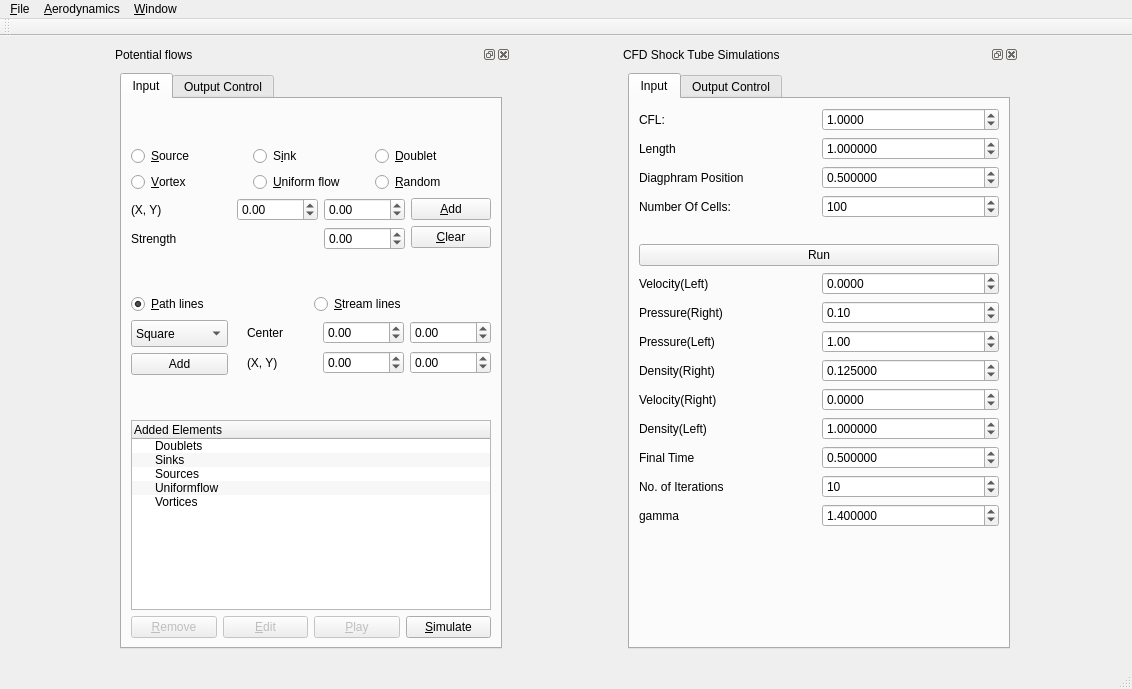
Old version of the form ui/mainwindow.ui in the repository devakumar/EduAerospace.
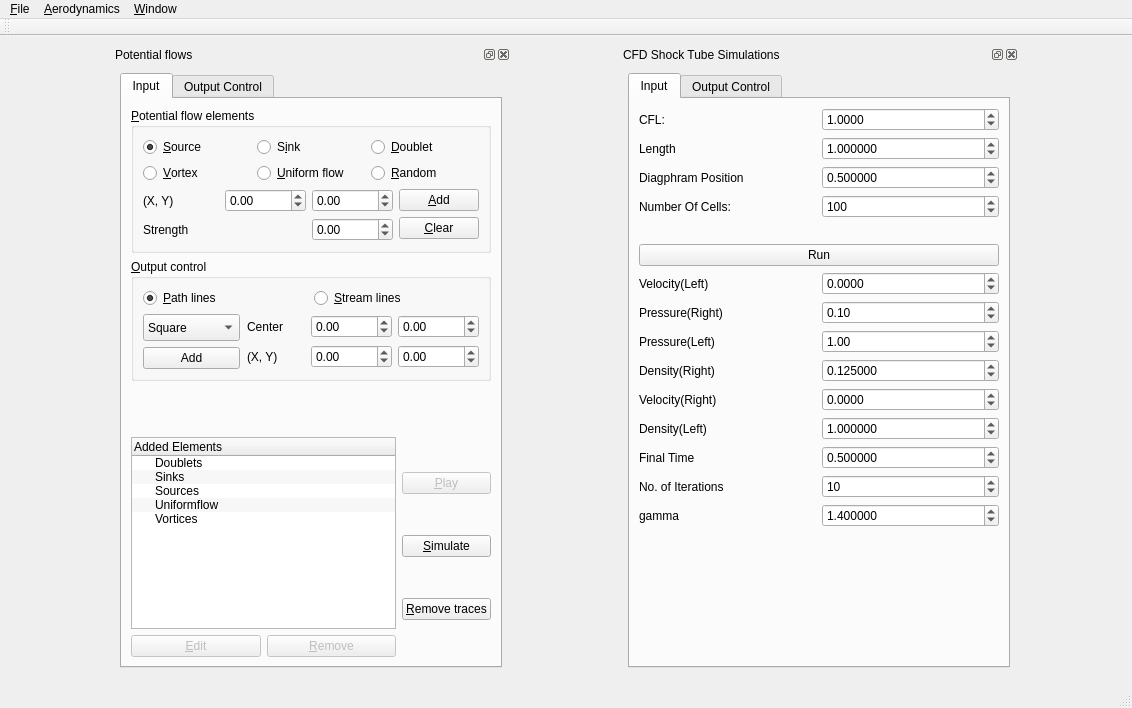
New version of the form.

Commit message: Option to clear all the tracers. Kept input and output things in a group box

Patch:
```diff
--- a/ui/mainwindow.ui
+++ b/ui/mainwindow.ui
@@ -10,7 +10,7 @@
     <x>0</x>
     <y>0</y>
     <width>1132</width>
-    <height>689</height>
+    <height>708</height>
    </rect>
   </property>
   <property name="sizePolicy">
@@ -125,18 +125,13 @@
              </attribute>
              <layout class="QVBoxLayout" name="verticalLayout">
               <item>
-               <spacer name="verticalSpacer_4">
-                <property name="orientation">
-                 <enum>Qt::Vertical</enum>
+               <widget class="QGroupBox" name="groupBox_2">
+                <property name="title">
+                 <string>&amp;Potential flow elements</string>
                 </property>
-                <property name="sizeHint" stdset="0">
-                 <size>
-                  <width>20</width>
-                  <height>40</height>
-                 </size>
-                </property>
-               </spacer>
-              </item>
+                <layout class="QHBoxLayout" name="horizontalLayout_10">
+                 <item>
+                  <layout class="QVBoxLayout" name="verticalLayout_13">
               <item>
                <layout class="QVBoxLayout" name="verticalLayout_5">
                 <item>
@@ -333,19 +328,19 @@
                 </item>
                </layout>
               </item>
+                  </layout>
+                 </item>
+                </layout>
+               </widget>
+              </item>
               <item>
-               <spacer name="verticalSpacer_3">
-                <property name="orientation">
-                 <enum>Qt::Vertical</enum>
+               <widget class="QGroupBox" name="groupBox_3">
+                <property name="title">
+                 <string>&amp;Output control</string>
                 </property>
-                <property name="sizeHint" stdset="0">
-                 <size>
-                  <width>20</width>
-                  <height>40</height>
-                 </size>
-                </property>
-               </spacer>
-              </item>
+                <layout class="QHBoxLayout" name="horizontalLayout_11">
+                 <item>
+                  <layout class="QVBoxLayout" name="verticalLayout_14">
               <item>
                <layout class="QHBoxLayout" name="horizontalLayout_7">
                 <item>
@@ -546,6 +541,11 @@
                 </item>
                </layout>
               </item>
+                  </layout>
+                 </item>
+                </layout>
+               </widget>
+              </item>
               <item>
                <spacer name="verticalSpacer">
                 <property name="orientation">
@@ -560,6 +560,10 @@
                </spacer>
               </item>
               <item>
+               <layout class="QHBoxLayout" name="horizontalLayout_9">
+                <item>
+                 <layout class="QVBoxLayout" name="verticalLayout_12">
+                  <item>
                <widget class="QTreeWidget" name="treeWidget_potElements">
                 <property name="tabKeyNavigation">
                  <bool>true</bool>
@@ -601,16 +605,6 @@
               </item>
               <item>
                <layout class="QHBoxLayout" name="horizontalLayout_4">
-                <item>
-                 <widget class="QPushButton" name="pushButton_Remove">
-                  <property name="enabled">
-                   <bool>false</bool>
-                  </property>
-                  <property name="text">
-                   <string>&amp;Remove</string>
-                  </property>
-                 </widget>
-                </item>
                 <item>
                  <widget class="QPushButton" name="pushButton_Edit">
                   <property name="enabled">
@@ -622,6 +616,22 @@
                  </widget>
                 </item>
                 <item>
+                     <widget class="QPushButton" name="pushButton_Remove">
+                      <property name="enabled">
+                       <bool>false</bool>
+                      </property>
+                      <property name="text">
+                       <string>&amp;Remove</string>
+                      </property>
+                     </widget>
+                    </item>
+                   </layout>
+                  </item>
+                 </layout>
+                </item>
+                <item>
+                 <layout class="QVBoxLayout" name="verticalLayout_11">
+                  <item>
                  <widget class="QPushButton" name="pushButton_toggleSimulation">
                   <property name="enabled">
                    <bool>false</bool>
@@ -638,6 +648,15 @@
                   </property>
                  </widget>
                 </item>
+                  <item>
+                   <widget class="QPushButton" name="pushButton_potRemoveTracers">
+                    <property name="text">
+                     <string>&amp;Remove traces</string>
+                    </property>
+                   </widget>
+                  </item>
+                 </layout>
+                </item>
                </layout>
               </item>
              </layout>
@@ -667,7 +686,7 @@
         <property name="minimumSize">
          <size>
           <width>400</width>
-          <height>609</height>
+          <height>628</height>
          </size>
         </property>
         <property name="maximumSize">
```
Left out of the diff: 11 changed lines with no effect on the pictures. Lines whose indentation alone changed are shown as unchanged. The commit also changes 3 other files.
